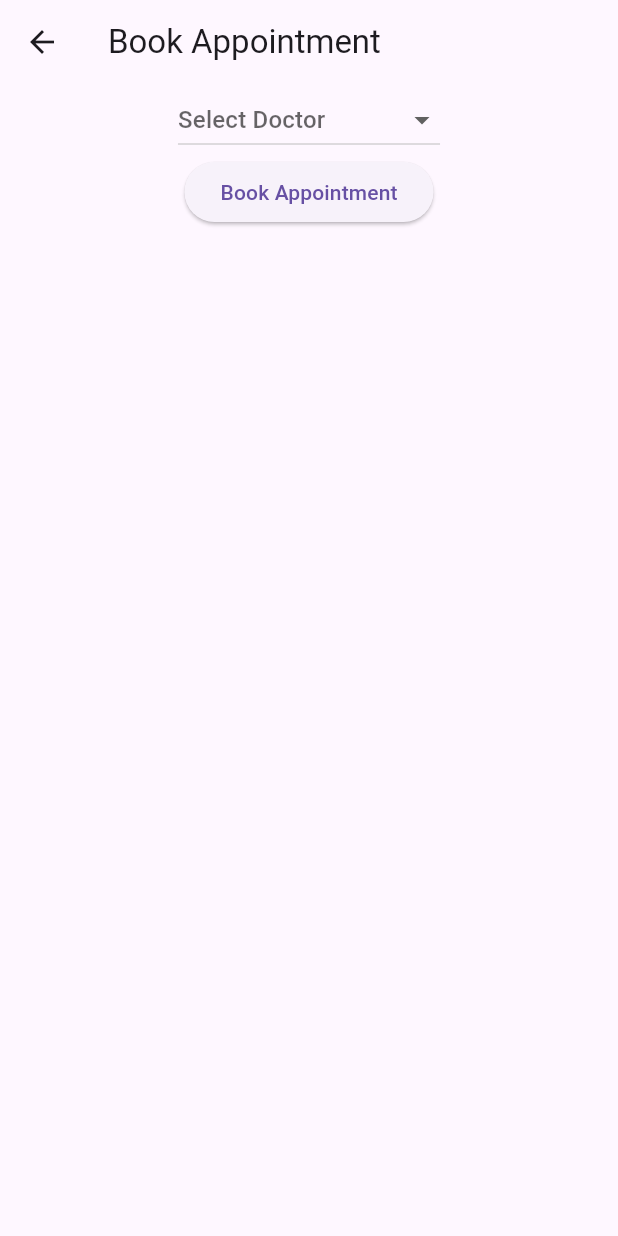
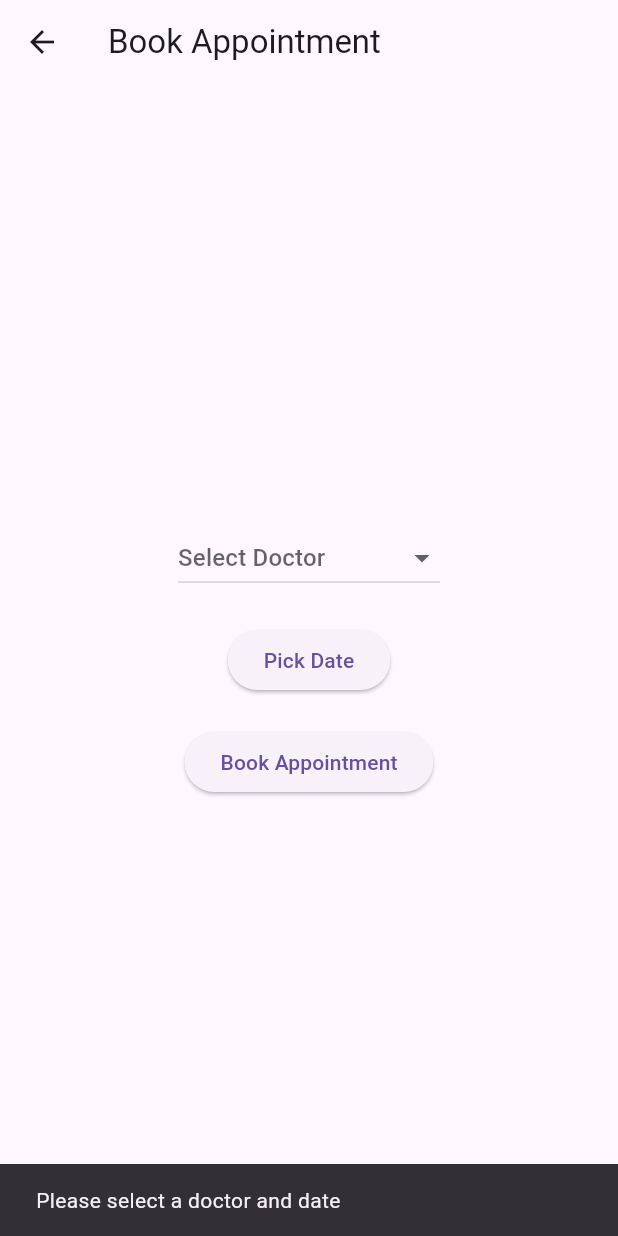
Before and after one commit to Arinda137/Booking-app, a Flutter app: the AppointmentBookingScreen screen opened directly, after a tap on "Book Appointment", on a phone screen of 412 x 824 dp. Run offline on Flutter 3.47's test engine with Material 3 defaults, Android fonts, the phone set to English and light mode, and no system bars; our stand-ins replace sqflite; missing offline and left inert: font_awesome_icon_class; accounts and stored records are empty.

Commit message:
Updated some features

```diff
--- a/lib/Screens/AppointmentBookingScreen.dart
+++ b/lib/Screens/AppointmentBookingScreen.dart
@@ -1,13 +1,12 @@
 import 'package:flutter/material.dart';
-import '../database_helper.dart';
 
 class AppointmentBookingScreen extends StatefulWidget {
   @override
-  _AppointmentBookingScreenState createState() => _AppointmentBookingScreenState();
+  _AppointmentBookingScreenState createState() =>
+      _AppointmentBookingScreenState();
 }
 
 class _AppointmentBookingScreenState extends State<AppointmentBookingScreen> {
-  final DatabaseHelper _dbHelper = DatabaseHelper();
   DateTime? _selectedDate;
   String? _selectedDoctor;
 
@@ -17,16 +16,30 @@ class _AppointmentBookingScreenState extends State<AppointmentBookingScreen> {
     'Dr. Mukundane Mark'
   ];
 
-  void _bookAppointment() async {
+  void _pickDate() async {
+    DateTime? pickedDate = await showDatePicker(
+      context: context,
+      initialDate: DateTime.now(),
+      firstDate: DateTime.now(),
+      lastDate: DateTime(DateTime.now().year + 1),
+    );
+
+    if (pickedDate != null) {
+      setState(() {
+        _selectedDate = pickedDate;
+      });
+    }
+  }
+
+  void _bookAppointment() {
     if (_selectedDoctor != null && _selectedDate != null) {
-      await _dbHelper.insertAppointment({
-        'user_id': 1, // Replace with actual user ID
-        'doctor_id': 1, // Replace with actual doctor ID
-        'date': _selectedDate!.toIso8601String(),
-        'time': '10:00 AM', // Replace with actual time
-        'status': 'Booked',
-      });
-      ScaffoldMessenger.of(context).showSnackBar(SnackBar(content: Text('Appointment booked successfully!')));
+      ScaffoldMessenger.of(context).showSnackBar(
+        SnackBar(content: Text('Appointment booked successfully!')),
+      );
+    } else {
+      ScaffoldMessenger.of(context).showSnackBar(
+        SnackBar(content: Text('Please select a doctor and date')),
+      );
     }
   }
 
@@ -36,6 +49,7 @@ class _AppointmentBookingScreenState extends State<AppointmentBookingScreen> {
       appBar: AppBar(title: Text('Book Appointment')),
       body: Center(
         child: Column(
+          mainAxisAlignment: MainAxisAlignment.center,
           children: [
             DropdownButton<String>(
               hint: Text('Select Doctor'),
@@ -52,7 +66,18 @@ class _AppointmentBookingScreenState extends State<AppointmentBookingScreen> {
                 );
               }).toList(),
             ),
-            ElevatedButton(onPressed: _bookAppointment, child: Text('Book Appointment')),
+            SizedBox(height: 20),
+            ElevatedButton(
+              onPressed: _pickDate,
+              child: Text(_selectedDate == null
+                  ? 'Pick Date'
+                  : 'Selected: ${_selectedDate!.toLocal()}'.split(' ')[0]),
+            ),
+            SizedBox(height: 20),
+            ElevatedButton(
+              onPressed: _bookAppointment,
+              child: Text('Book Appointment'),
+            ),
           ],
         ),
       ),
```
Also changed, not shown: lib/Screens/Hospital.dart (+17 -4 lines), 1 other file.
